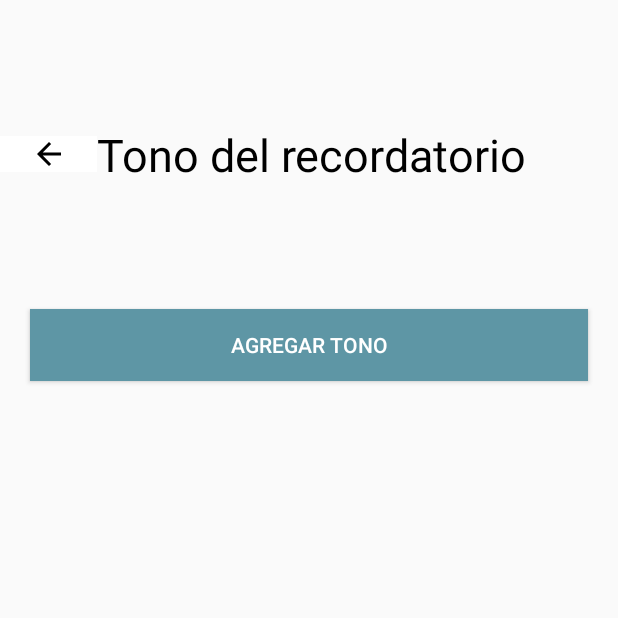
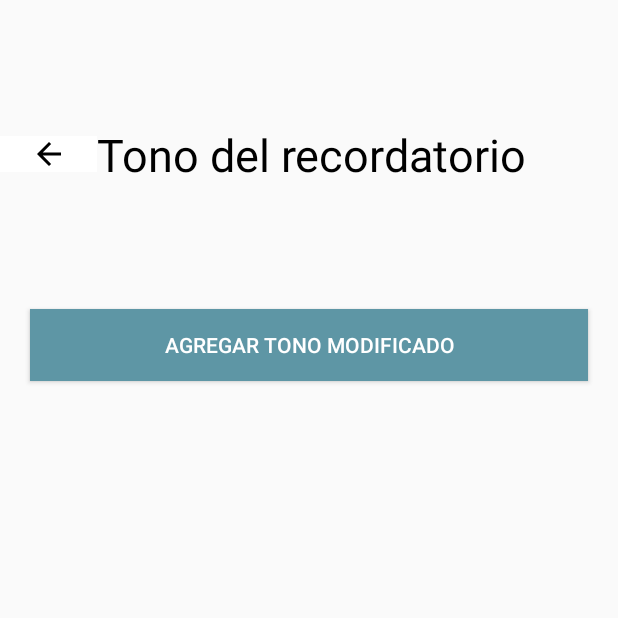
Before and after one commit to gabriel10987/RecordatorioMedico, an Android app: the SoundActivity screen opened directly, with no data from a screen before it, on a phone screen of 412 x 824 dp, the top half of it. Run offline under Robolectric (Android 15) with nearby library versions, the phone set to English and light mode, and no system bars.

Commit message:
Ultimo cambio de prueba

```diff
--- a/app/src/main/res/layout/activity_sound.xml
+++ b/app/src/main/res/layout/activity_sound.xml
@@ -37,7 +37,7 @@
         android:id="@+id/btn_add_tone"
         android:layout_width="match_parent"
         android:layout_height="wrap_content"
-        android:text="Agregar tono"
+        android:text="Agregar tono Modificado"
         android:layout_marginHorizontal="20dp"
         android:layout_marginBottom="20dp"
         android:textColor="@color/white"
```
